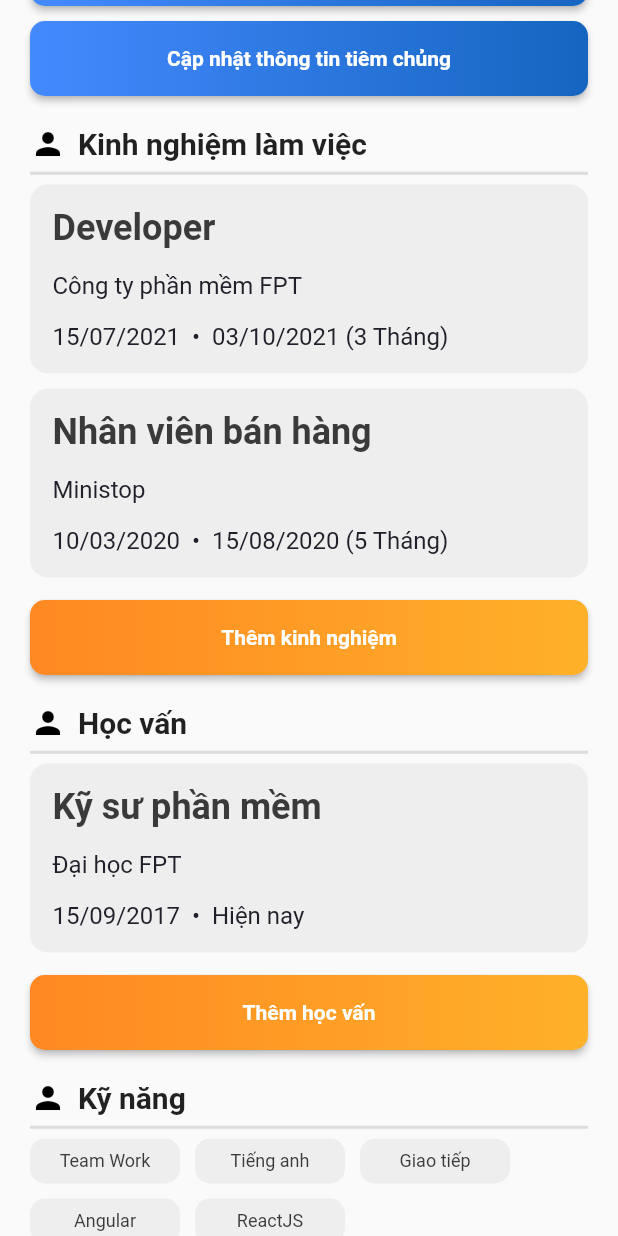
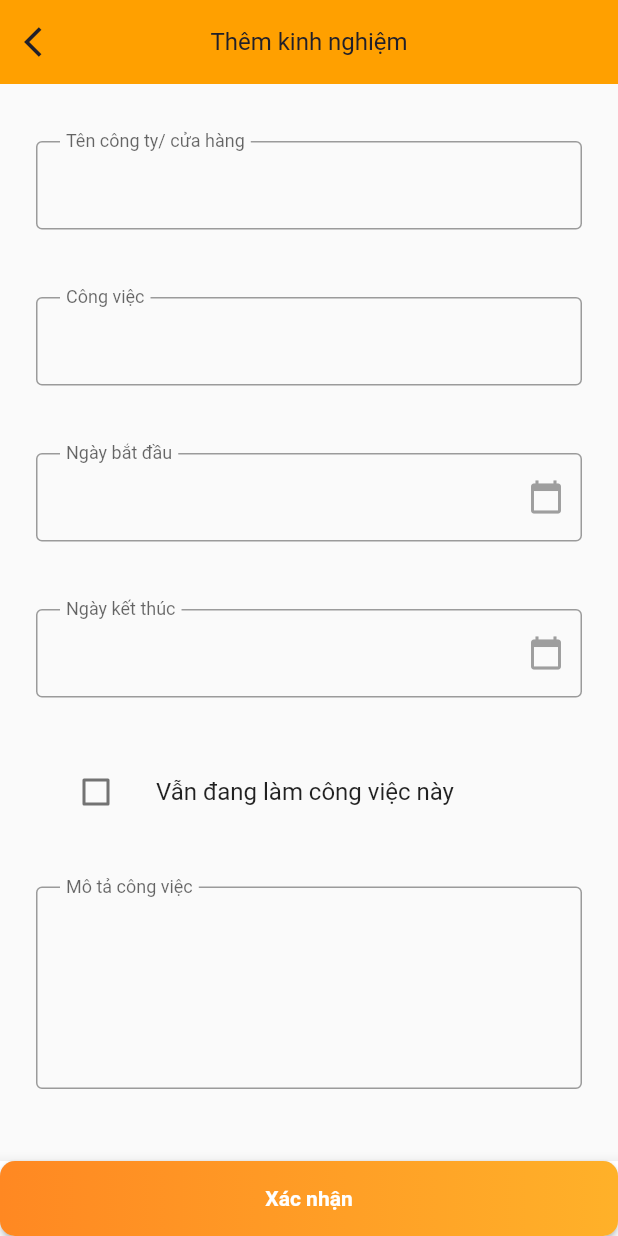
Before and after one commit to HieuTCM/JobFinder, a Flutter app: what editProfileMenu() shows on an empty page, opened directly, scrolled down 1152 dp, after a tap on "Thêm kinh nghiệm", on a phone screen of 412 x 824 dp. Run offline on Flutter 3.47's test engine with Material 2 defaults, Android fonts, the phone set to English and light mode, and no system bars; our stand-ins replace flutter_svg, google_fonts, image_picker; Roboto replaces fonts that are missing (Questrial).

Commit message:
[HieuTCM] updateAction

```diff
--- /dev/null
+++ b/flutter_application_2/lib/Screens/exp/expBody.dart
@@ -0,0 +1,282 @@
+import 'package:flutter/cupertino.dart';
+import 'package:flutter/material.dart';
+
+class expBody extends StatefulWidget {
+  const expBody({
+    Key? key,
+  }) : super(key: key);
+
+  @override
+  State<expBody> createState() => _expBodyState();
+}
+
+final _controller = TextEditingController();
+
+class _expBodyState extends State<expBody> {
+  DateTime date = DateTime.now();
+  String dateString = "";
+  String dateString2 = "";
+  bool value = false;
+  Future<Null> selectDatePicker(BuildContext) async {
+    final DateTime? picked = await showDatePicker(
+        context: context,
+        initialDate: date,
+        firstDate: DateTime(2000),
+        lastDate: date);
+    if (picked != null) {
+      setState(() {
+        dateString = "${picked.day}/${picked.month}/${picked.year}";
+      });
+    }
+  }
+
+  Future<Null> selectDatePicker2(BuildContext) async {
+    final DateTime? picked = await showDatePicker(
+        context: context,
+        initialDate: date,
+        firstDate: DateTime(2000),
+        lastDate: date);
+    if (picked != null) {
+      setState(() {
+        dateString2 = "${picked.day}/${picked.month}/${picked.year}";
+      });
+    }
+  }
+
+  Widget build(BuildContext context) {
+    return SingleChildScrollView(
+      child: Container(
+        padding: EdgeInsets.all(24),
+        margin: EdgeInsets.symmetric(vertical: 4),
+        child: Column(
+          children: [
+            Padding(
+              padding: const EdgeInsets.symmetric(horizontal: 0, vertical: 10),
+              child: GestureDetector(
+                onTap: () {
+                  FocusScope.of(context).unfocus();
+                },
+                child: TextField(
+                  textAlign: TextAlign.left,
+                  decoration: InputDecoration(
+                    contentPadding:
+                        EdgeInsets.only(bottom: 20, top: 20, left: 20),
+                    labelText: "Tên công ty/ cửa hàng",
+                    floatingLabelBehavior: FloatingLabelBehavior.always,
+                    border: OutlineInputBorder(),
+                  ),
+                ),
+              ),
+            ),
+            SizedBox(
+              height: 25,
+            ),
+            Padding(
+              padding: const EdgeInsets.symmetric(horizontal: 0, vertical: 10),
+              child: GestureDetector(
+                onTap: () {
+                  FocusScope.of(context).unfocus();
+                },
+                child: TextField(
+                  textAlign: TextAlign.left,
+                  decoration: InputDecoration(
+                    contentPadding:
+                        EdgeInsets.only(bottom: 20, top: 20, left: 20),
+                    labelText: "Công việc",
+                    floatingLabelBehavior: FloatingLabelBehavior.always,
+                    border: OutlineInputBorder(),
+                  ),
+                ),
+              ),
+            ),
+            SizedBox(
+              height: 25,
+            ),
+            Container(
+              child: value
+                  ? Column(
+                      mainAxisAlignment: MainAxisAlignment.center,
+                      crossAxisAlignment: CrossAxisAlignment.center,
+                      children: [
+                          Container(
+                            padding: EdgeInsets.symmetric(
+                                horizontal: 0, vertical: 10),
+                            child: TextField(
+                              controller: TextEditingController()
+                                ..text = dateString.toString(),
+                              textAlign: TextAlign.left,
+                              decoration: InputDecoration(
+                                suffixIcon: IconButton(
+                                  onPressed: () {
+                                    setState(() {
+                                      selectDatePicker(context);
+                                    });
+                                  },
+                                  icon: Icon(
+                                    Icons.calendar_today,
+                                    color: Colors.grey,
+                                  ),
+                                ),
+                                contentPadding: EdgeInsets.only(
+                                    bottom: 20, top: 20, left: 20),
+                                border: OutlineInputBorder(),
+                                labelText: "Ngày bắt đầu",
+                                floatingLabelBehavior:
+                                    FloatingLabelBehavior.always,
+                              ),
+                            ),
+                          ),
+                          SizedBox(
+                            height: 25,
+                          ),
+                          Column(
+                            mainAxisAlignment: MainAxisAlignment.start,
+                            crossAxisAlignment: CrossAxisAlignment.start,
+                            children: [
+                              ListTile(
+                                leading: Checkbox(
+                                    value: value,
+                                    onChanged: (value) {
+                                      setState(() {
+                                        this.value = value!;
+                                      });
+                                    }),
+                                title: Text("Vẫn đang làm công việc này"),
+                              ),
+                            ],
+                          ),
+                          SizedBox(
+                            height: 25,
+                          ),
+                          Container(
+                            padding: EdgeInsets.symmetric(
+                                horizontal: 0, vertical: 10),
+                            child: TextFormField(
+                              maxLines: 5,
+                              keyboardType: TextInputType.multiline,
+                              controller: TextEditingController()
+                                ..text = dateString.toString(),
+                              textAlign: TextAlign.left,
+                              decoration: InputDecoration(
+                                contentPadding: EdgeInsets.only(
+                                    bottom: 20, top: 20, left: 20),
+                                border: OutlineInputBorder(),
+                                labelText: "Mô tả công việc",
+                                floatingLabelBehavior:
+                                    FloatingLabelBehavior.always,
+                              ),
+                            ),
+                          ),
+                        ])
+                  : Column(
+                      mainAxisAlignment: MainAxisAlignment.center,
+                      crossAxisAlignment: CrossAxisAlignment.center,
+                      children: [
+                          Container(
+                            padding: EdgeInsets.symmetric(
+                                horizontal: 0, vertical: 10),
+                            child: TextField(
+                              controller: TextEditingController()
+                                ..text = dateString.toString(),
+                              textAlign: TextAlign.left,
+                              decoration: InputDecoration(
+                                suffixIcon: IconButton(
+                                  onPressed: () {
+                                    setState(() {
+                                      selectDatePicker(context);
+                                    });
+                                  },
+                                  icon: Icon(
+                                    Icons.calendar_today,
+                                    color: Colors.grey,
+                                  ),
+                                ),
+                                contentPadding: EdgeInsets.only(
+                                    bottom: 20, top: 20, left: 20),
+                                border: OutlineInputBorder(),
+                                labelText: "Ngày bắt đầu",
+                                floatingLabelBehavior:
+                                    FloatingLabelBehavior.always,
+                              ),
+                            ),
+                          ),
+                          SizedBox(
+                            height: 25,
+                          ),
+                          Container(
+                            padding: EdgeInsets.symmetric(
+                                horizontal: 0, vertical: 10),
+                            child: TextField(
+                              controller: TextEditingController()
+                                ..text = dateString2.toString(),
+                              textAlign: TextAlign.left,
+                              decoration: InputDecoration(
+                                suffixIcon: IconButton(
+                                  onPressed: () {
+                                    setState(() {
+                                      selectDatePicker2(context);
+                                    });
+                                  },
+                                  icon: Icon(
+                                    Icons.calendar_today,
+                                    color: Colors.grey,
+                                  ),
+                                ),
+                                contentPadding: EdgeInsets.only(
+                                    bottom: 20, top: 20, left: 20),
+                                border: OutlineInputBorder(),
+                                labelText: "Ngày kết thúc",
+                                floatingLabelBehavior:
+                                    FloatingLabelBehavior.always,
+                              ),
+                            ),
+                          ),
+                          SizedBox(
+                            height: 25,
+                          ),
+                          Column(
+                            mainAxisAlignment: MainAxisAlignment.start,
+                            crossAxisAlignment: CrossAxisAlignment.start,
+                            children: [
+                              ListTile(
+                                leading: Checkbox(
+                                    value: value,
+                                    onChanged: (value) {
+                                      setState(() {
+                                        this.value = value!;
+                                      });
+                                    }),
+                                title: Text("Vẫn đang làm công việc này"),
+                              ),
+                            ],
+                          ),
+                          SizedBox(
+                            height: 25,
+                          ),
+                          Container(
+                            padding: EdgeInsets.symmetric(
+                                horizontal: 0, vertical: 10),
+                            child: TextFormField(
+                              maxLines: 5,
+                              controller: TextEditingController()
+                                ..text = dateString.toString(),
+                              textAlign: TextAlign.left,
+                              keyboardType: TextInputType.multiline,
+                              decoration: InputDecoration(
+                                contentPadding: EdgeInsets.only(
+                                    bottom: 20, top: 20, left: 20),
+                                border: OutlineInputBorder(),
+                                labelText: "Mô tả công việc",
+                                floatingLabelBehavior:
+                                    FloatingLabelBehavior.always,
+                              ),
+                            ),
+                          ),
+                        ]),
+            ),
+          ],
+        ),
+      ),
+    );
+  }
+}
--- /dev/null
+++ b/flutter_application_2/lib/Screens/exp/expMainScreen.dart
@@ -0,0 +1,57 @@
+// ignore_for_file: deprecated_member_use
+
+import 'package:flutter/material.dart';
+import 'package:job/Screens/covid/covidBody.dart';
+import 'package:job/Screens/edu/eduBody.dart';
+import 'package:job/Screens/exp/expBody.dart';
+import 'package:job/constants.dart';
+
+class expMainScreen extends StatelessWidget {
+  @override
+  Widget build(BuildContext context) {
+    return Scaffold(
+      appBar: AppBar(
+        backgroundColor: Color.fromARGB(255, 255, 160, 0),
+        elevation: 0,
+        leading: IconButton(
+          icon: Icon(
+            Icons.arrow_back_ios,
+            color: kBlack,
+          ),
+          onPressed: () => Navigator.pop(context),
+        ),
+        title: Text(
+          "Thêm kinh nghiệm",
+          style: kTitleStyle,
+        ),
+        centerTitle: true,
+      ),
+      body: expBody(),
+      bottomNavigationBar: BottomAppBar(
+        child: RaisedButton(
+          onPressed: () => Navigator.pop(context),
+          shape:
+              RoundedRectangleBorder(borderRadius: BorderRadius.circular(10.0)),
+          textColor: Colors.white,
+          padding: const EdgeInsets.all(0),
+          child: Container(
+            alignment: Alignment.center,
+            height: 50.0,
+            decoration: new BoxDecoration(
+                borderRadius: BorderRadius.circular(10.0),
+                gradient: new LinearGradient(colors: [
+                  Color.fromARGB(255, 255, 136, 34),
+                  Color.fromARGB(255, 255, 177, 41)
+                ])),
+            padding: const EdgeInsets.all(0),
+            child: Text(
+              "Xác nhận",
+              textAlign: TextAlign.center,
+              style: TextStyle(fontWeight: FontWeight.bold),
+            ),
+          ),
+        ),
+      ),
+    );
+  }
+}
--- a/flutter_application_2/lib/Screens/profile/editProfileMenu.dart
+++ b/flutter_application_2/lib/Screens/profile/editProfileMenu.dart
@@ -7,6 +7,8 @@ import 'package:flutter/material.dart';
 import 'package:job/Screens/covid/covidMainScreen.dart';
 import 'package:job/Screens/covid/covidTest.dart';
 import 'package:job/Screens/covid/covidVaccine.dart';
+import 'package:job/Screens/edu/eduMainScreen.dart';
+import 'package:job/Screens/exp/expMainScreen.dart';
 import 'package:job/Screens/profile/EditProfileBody.dart';
 import 'package:job/Screens/profile/covidPassport.dart';
 import 'package:job/Screens/profile/edu.dart';
@@ -347,7 +349,10 @@ class editProfileMenu extends StatelessWidget {
             height: 15,
           ),
           RaisedButton(
-            onPressed: () {},
+            onPressed: () {
+              Navigator.push(context,
+                  MaterialPageRoute(builder: (context) => expMainScreen()));
+            },
             shape: RoundedRectangleBorder(
                 borderRadius: BorderRadius.circular(10.0)),
             textColor: Colors.white,
@@ -414,7 +419,10 @@ class editProfileMenu extends StatelessWidget {
             height: 15,
           ),
           RaisedButton(
-            onPressed: () {},
+            onPressed: () {
+              Navigator.push(context,
+                  MaterialPageRoute(builder: (context) => eduMainScreen()));
+            },
             shape: RoundedRectangleBorder(
                 borderRadius: BorderRadius.circular(10.0)),
             textColor: Colors.white,
```
Also changed, not shown: flutter_application_2/lib/Screens/edu/eduBody.dart (added, +238 -0 lines), flutter_application_2/lib/Screens/edu/eduMainScreen.dart (added, +56 -0 lines).
